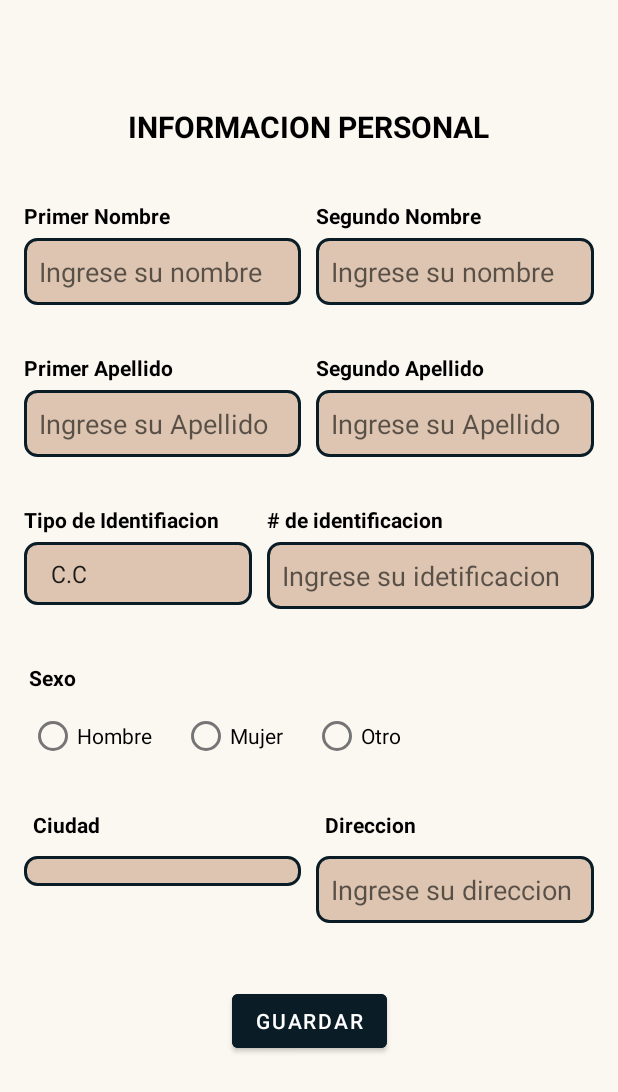
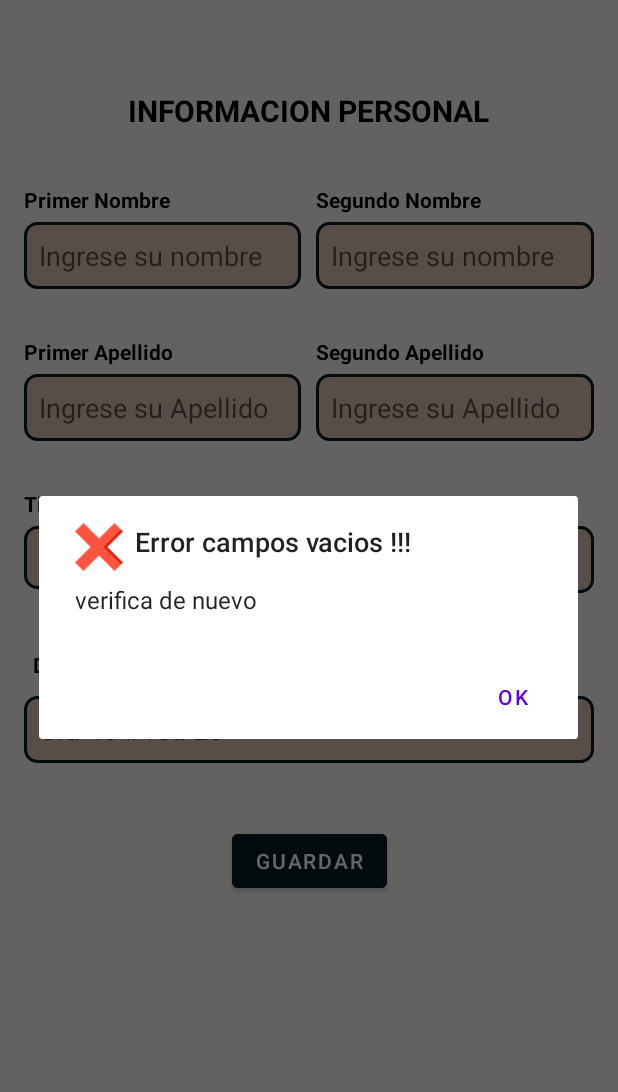
Before and after one commit to LuisRosero2002/AppAdoptar, an Android app: the InfoActivity screen opened directly, with no data from a screen before it, after a tap on "GUARDAR", on a phone screen of 412 x 824 dp. Shown: the top 1092 px of the screen. Run offline under Robolectric (Android 15) with nearby library versions, the phone set to English and light mode, and no system bars; Roboto replaces fonts that are not available here.

Commit message:
cambios en el activiti info

```diff
--- a/app/src/main/java/com/example/appfirebaselogin/Data/modelos/Persona.kt
+++ b/app/src/main/java/com/example/appfirebaselogin/Data/modelos/Persona.kt
@@ -6,7 +6,7 @@ import com.google.gson.annotations.SerializedName
 data class Persona(
 
     @SerializedName("id")
-    val id: Int = 6,
+    val id: Int = 20,
 
     @SerializedName("idtipoidentificacion")
     val idtipoidentificacion: Int,
--- a/app/src/main/java/com/example/appfirebaselogin/InfoActivity.kt
+++ b/app/src/main/java/com/example/appfirebaselogin/InfoActivity.kt
@@ -45,7 +45,6 @@ class InfoActivity : AppCompatActivity() {
 
         var sexo: String? = null
         val spinner: Spinner = findViewById(R.id.sTidentificacion)
-        val spinnerCiuadad: Spinner = findViewById(R.id.spCiudad)
         val intent = intent
         val idusuario = intent.getStringExtra("idusuario")
 
@@ -73,48 +72,25 @@ class InfoActivity : AppCompatActivity() {
             }
         })
 
-        val opcionesCiudad = arrayOf("Pasto", "Ipiles", "Tuquerres")
-        val adaptadorCiudad =
-            ArrayAdapter(this, android.R.layout.simple_spinner_item, opcionesCiudad)
-        adaptadorCiudad.setDropDownViewResource(android.R.layout.simple_spinner_dropdown_item)
-        spinnerCiuadad.setOnItemSelectedListener(object : AdapterView.OnItemSelectedListener {
-            override fun onItemSelected(
-                parent: AdapterView<*>?,
-                view: View?,
-                position: Int,
-                id: Long
-            ) {
-                opcionSeleccionadaCiudad = opcionesCiudad[position]
-            }
-
-            override fun onNothingSelected(parent: AdapterView<*>?) {
-            }
-        })
-
-        val radioGroup = findViewById<RadioGroup>(R.id.radioGroupInfo)
-        val radioButtonId = radioGroup.checkedRadioButtonId
-
-        if (radioButtonId != -1) {
-            val radioButton = findViewById<RadioButton>(radioButtonId)
-            sexo = radioButton.text.toString()
-
-        } else {
-
-
-        }
-
+        val txtname1 = findViewById<EditText>(R.id.etNombreP)
+        val txtname2 = findViewById<EditText>(R.id.etNombreS)
+        val txtapp1 = findViewById<EditText>(R.id.etApellidoP)
+        val txtapp2 = findViewById<EditText>(R.id.etApellidoS)
+        val txtidenti = findViewById<EditText>(R.id.etTnumeroidenti)
+        val txtdir = findViewById<EditText>(R.id.etDir)
 
         binding.btnGuardar.setOnClickListener {
 
-            val nombreP = (findViewById<EditText>(R.id.etNombreP)).text.toString()
-            val nombreS = (findViewById<EditText>(R.id.etNombreS)).text.toString()
-            val apellidoP = (findViewById<EditText>(R.id.etApellidoP)).text.toString()
-            val apellidoS = (findViewById<EditText>(R.id.etApellidoS)).text.toString()
+            val nombreP = txtname1.text.toString()
+            val nombreS = txtname2.text.toString()
+            val apellidoP = txtapp1.text.toString()
+            val apellidoS = txtapp2.text.toString()
             val tipoIdenti = opcionSeleccionadaTIdenti.toString()
-            val nIdenti = (findViewById<EditText>(R.id.etTnumeroidenti)).text.toString()
-            val dirreccion = (findViewById<EditText>(R.id.etDir)).text.toString()
+            val nIdenti = txtidenti.text.toString()
+            val dirreccion = txtdir.text.toString()
 
-
+        if (nombreP.isNotEmpty() && nombreS.isNotEmpty() && apellidoP.isNotEmpty() && apellidoS.isNotEmpty() &&
+            tipoIdenti.isNotEmpty() && dirreccion.isNotEmpty() && nIdenti.isNotEmpty()){
             CoroutineScope(Dispatchers.IO).launch {
 
                 val dataInput = Persona(
@@ -166,6 +142,18 @@ class InfoActivity : AppCompatActivity() {
                 }
 
             }
+        }else{
+            val builder = AlertDialog.Builder(this@InfoActivity)
+            builder.setTitle("Error campos vacios !!!")
+            builder.setMessage("verifica de nuevo")
+            builder.setIcon(R.drawable.cancelar)
+            builder.setPositiveButton("Ok") { dialog: DialogInterface, _ ->
+                dialog.dismiss()
+            }
+            val dialog = builder.create()
+            dialog.show()
+
+             }
         }
     }
 
--- a/app/src/main/res/layout/activity_info.xml
+++ b/app/src/main/res/layout/activity_info.xml
@@ -1,19 +1,18 @@
 <?xml version="1.0" encoding="utf-8"?>
 
-<ScrollView
-    xmlns:android="http://schemas.android.com/apk/res/android"
+<ScrollView xmlns:android="http://schemas.android.com/apk/res/android"
     xmlns:app="http://schemas.android.com/apk/res-auto"
     xmlns:tools="http://schemas.android.com/tools"
     android:layout_width="match_parent"
     android:layout_height="match_parent"
-    tools:context=".InfoActivity"
-    android:background="@color/blancoClaor">
+    android:background="@color/blancoClaor"
+    tools:context=".InfoActivity">
 
     <androidx.constraintlayout.widget.ConstraintLayout
         android:layout_width="match_parent"
         android:layout_height="match_parent"
-        tools:context=".InfoActivity"
-        android:background="@color/blancoClaor">
+        android:background="@color/blancoClaor"
+        tools:context=".InfoActivity">
 
         <TextView
             android:id="@+id/txtTitulo"
@@ -23,10 +22,10 @@
             android:textColor="@color/black"
             android:textSize="20dp"
             android:textStyle="bold"
+            app:layout_constraintBottom_toBottomOf="parent"
+            app:layout_constraintEnd_toEndOf="parent"
             app:layout_constraintStart_toStartOf="parent"
-            app:layout_constraintEnd_toEndOf="parent"
             app:layout_constraintTop_toTopOf="parent"
-            app:layout_constraintBottom_toBottomOf="parent"
             app:layout_constraintVertical_bias="0.1" />
 
         <LinearLayout xmlns:android="http://schemas.android.com/apk/res/android"
@@ -41,26 +40,25 @@
             <LinearLayout
                 android:layout_width="0dp"
                 android:layout_height="wrap_content"
+                android:layout_marginRight="10dp"
                 android:layout_weight="1"
-                android:orientation="vertical"
-                android:layout_marginRight="10dp">
+                android:orientation="vertical">
 
                 <TextView
                     android:layout_width="match_parent"
                     android:layout_height="wrap_content"
                     android:layout_marginBottom="5dp"
+                    android:text="Primer Nombre"
                     android:textColor="@color/black"
-                    android:text="Primer Nombre"
-                    android:textStyle="bold"/>
+                    android:textStyle="bold" />
 
                 <EditText
                     android:id="@+id/etNombreP"
-                    android:padding="10dp"
                     android:layout_width="match_parent"
                     android:layout_height="wrap_content"
+                    android:background="@drawable/shape"
                     android:hint="Ingrese su nombre"
-                    android:background="@drawable/shape"
-                    />
+                    android:padding="10dp" />
 
             </LinearLayout>
 
@@ -68,25 +66,23 @@
                 android:layout_width="0dp"
                 android:layout_height="wrap_content"
                 android:layout_weight="1"
-                android:orientation="vertical"
-                >
+                android:orientation="vertical">
 
                 <TextView
                     android:layout_width="match_parent"
                     android:layout_height="wrap_content"
                     android:layout_marginBottom="5dp"
+                    android:text="Segundo Nombre"
                     android:textColor="@color/black"
-                    android:text="Segundo Nombre"
-                    android:textStyle="bold"/>
+                    android:textStyle="bold" />
 
                 <EditText
                     android:id="@+id/etNombreS"
-                    android:padding="10dp"
                     android:layout_width="match_parent"
                     android:layout_height="wrap_content"
+                    android:background="@drawable/shape"
                     android:hint="Ingrese su nombre"
-                    android:background="@drawable/shape"
-                    />
+                    android:padding="10dp" />
 
             </LinearLayout>
         </LinearLayout>
@@ -102,26 +98,25 @@
             <LinearLayout
                 android:layout_width="0dp"
                 android:layout_height="wrap_content"
+                android:layout_marginRight="10dp"
                 android:layout_weight="1"
-                android:orientation="vertical"
-                android:layout_marginRight="10dp">
+                android:orientation="vertical">
 
                 <TextView
                     android:layout_width="match_parent"
                     android:layout_height="wrap_content"
                     android:layout_marginBottom="5dp"
+                    android:text="Primer Apellido"
                     android:textColor="@color/black"
-                    android:text="Primer Apellido"
-                    android:textStyle="bold"/>
+                    android:textStyle="bold" />
 
                 <EditText
                     android:id="@+id/etApellidoP"
-                    android:padding="10dp"
                     android:layout_width="match_parent"
                     android:layout_height="wrap_content"
+                    android:background="@drawable/shape"
                     android:hint="Ingrese su Apellido"
-                    android:background="@drawable/shape"
-                    />
+                    android:padding="10dp" />
 
             </LinearLayout>
 
@@ -129,25 +124,23 @@
                 android:layout_width="0dp"
                 android:layout_height="wrap_content"
                 android:layout_weight="1"
-                android:orientation="vertical"
-                >
+                android:orientation="vertical">
 
                 <TextView
                     android:layout_width="match_parent"
                     android:layout_height="wrap_content"
                     android:layout_marginBottom="5dp"
+                    android:text="Segundo Apellido"
                     android:textColor="@color/black"
-                    android:text="Segundo Apellido"
-                    android:textStyle="bold"/>
+                    android:textStyle="bold" />
 
                 <EditText
                     android:id="@+id/etApellidoS"
-                    android:padding="10dp"
                     android:layout_width="match_parent"
                     android:layout_height="wrap_content"
+                    android:background="@drawable/shape"
                     android:hint="Ingrese su Apellido"
-                    android:background="@drawable/shape"
-                    />
+                    android:padding="10dp" />
 
             </LinearLayout>
         </LinearLayout>
@@ -163,26 +156,26 @@
             <LinearLayout
                 android:layout_width="0dp"
                 android:layout_height="wrap_content"
+                android:layout_marginRight="10dp"
                 android:layout_weight="0.7"
-                android:orientation="vertical"
-                android:layout_marginRight="10dp">
+                android:orientation="vertical">
 
                 <TextView
                     android:layout_width="match_parent"
                     android:layout_height="wrap_content"
                     android:layout_marginBottom="5dp"
+                    android:text="Tipo de Identifiacion"
                     android:textColor="@color/black"
-                    android:text="Tipo de Identifiacion"
-                    android:textStyle="bold"/>
+                    android:textStyle="bold" />
 
 
                 <Spinner
                     android:id="@+id/sTidentificacion"
-                    android:padding="10dp"
                     android:layout_width="match_parent"
                     android:layout_height="wrap_content"
+                    android:background="@drawable/shape"
                     android:hint="Identifiacion"
-                    android:background="@drawable/shape"/>
+                    android:padding="10dp" />
 
 
             </LinearLayout>
@@ -191,80 +184,27 @@
                 android:layout_width="0dp"
                 android:layout_height="wrap_content"
                 android:layout_weight="1"
-                android:orientation="vertical"
-                >
+                android:orientation="vertical">
 
                 <TextView
                     android:layout_width="match_parent"
                     android:layout_height="wrap_content"
                     android:layout_marginBottom="5dp"
+                    android:text="# de identificacion"
                     android:textColor="@color/black"
-                    android:text="# de identificacion"
-                    android:textStyle="bold"/>
+                    android:textStyle="bold" />
 
                 <EditText
                     android:id="@+id/etTnumeroidenti"
-                    android:padding="10dp"
                     android:layout_width="match_parent"
                     android:layout_height="wrap_content"
+                    android:background="@drawable/shape"
                     android:hint="Ingrese su idetificacion"
-                    android:background="@drawable/shape"
                     android:inputType="number"
-                    />
+                    android:padding="10dp" />
 
             </LinearLayout>
         </LinearLayout>
-        <LinearLayout
-            android:id="@+id/row5"
-            android:layout_width="match_parent"
-            android:layout_height="wrap_content"
-            android:layout_marginLeft="19dp"
-            android:layout_marginRight="19dp"
-            android:layout_marginTop="20dp"
-            android:orientation="vertical"
-            app:layout_constraintEnd_toEndOf="parent"
-            app:layout_constraintStart_toStartOf="parent"
-            app:layout_constraintTop_toBottomOf="@id/row3">
-
-            <TextView
-                android:layout_width="match_parent"
-                android:layout_height="wrap_content"
-                android:layout_marginBottom="5dp"
-                android:text="Sexo"
-                android:textColor="@color/black"
-                android:textStyle="bold" />
-
-            <RadioGroup
-                android:id="@+id/radioGroupInfo"
-                android:layout_width="wrap_content"
-                android:layout_height="51dp"
-                android:padding="0dp"
-                android:orientation="horizontal">
-
-                <RadioButton
-                    android:id="@+id/radioButtonHombre"
-                    android:layout_width="wrap_content"
-                    android:layout_height="wrap_content"
-                    android:layout_marginRight="20dp"
-                    android:text="Hombre" />
-
-                <RadioButton
-                    android:id="@+id/radioButtonMujer"
-                    android:layout_width="wrap_content"
-                    android:layout_height="wrap_content"
-                    android:layout_marginRight="20dp"
-                    android:text="Mujer" />
-
-                <RadioButton
-                    android:id="@+id/radioButtonOtro"
-                    android:layout_width="wrap_content"
-                    android:layout_height="wrap_content"
-
-                    android:text="Otro" />
-            </RadioGroup>
-        </LinearLayout>
-
-
 
         <LinearLayout
             android:id="@+id/row7"
@@ -272,63 +212,31 @@
             android:layout_height="wrap_content"
             android:orientation="horizontal"
             android:padding="16dp"
-            app:layout_constraintTop_toBottomOf="@+id/row5">
+            app:layout_constraintTop_toBottomOf="@+id/row3">
+
 
             <LinearLayout
                 android:layout_width="0dp"
                 android:layout_height="wrap_content"
                 android:layout_weight="1"
-                android:orientation="vertical"
-                android:layout_marginRight="10dp"
-                >
+                android:orientation="vertical">
 
                 <TextView
                     android:layout_width="match_parent"
                     android:layout_height="wrap_content"
                     android:layout_marginBottom="5dp"
+                    android:padding="6dp"
+                    android:text="Dirección"
                     android:textColor="@color/black"
-                    android:text="Ciudad"
-                    android:textStyle="bold"
-                    android:padding="6dp"/>
-
-                <Spinner
-                    android:id="@+id/spCiudad"
-                    android:padding="10dp"
-                    android:layout_width="match_parent"
-                    android:layout_height="wrap_content"
-                    android:hint="Identifiacion"
-                    android:background="@drawable/shape"
-                    />
-
-
-
-            </LinearLayout>
-
-            <LinearLayout
-                android:layout_width="0dp"
-                android:layout_height="wrap_content"
-                android:layout_weight="1"
-                android:orientation="vertical"
-                >
-
-                <TextView
-                    android:layout_width="match_parent"
-                    android:layout_height="wrap_content"
-                    android:layout_marginBottom="5dp"
-                    android:textColor="@color/black"
-                    android:text="Direccion"
-                    android:textStyle="bold"
-                    android:padding="6dp"/>
+                    android:textStyle="bold" />
 
                 <EditText
                     android:id="@+id/etDir"
-                    android:padding="10dp"
                     android:layout_width="match_parent"
                     android:layout_height="wrap_content"
-                    android:hint="Ingrese su direccion"
                     android:background="@drawable/shape"
-                    />
-
+                    android:hint="Cra 45 #18a-26"
+                    android:padding="10dp" />
 
 
             </LinearLayout>
@@ -336,19 +244,18 @@
 
 
 
-
         <Button
             android:id="@+id/btnGuardar"
             android:layout_width="wrap_content"
             android:layout_height="wrap_content"
+            android:layout_marginTop="25dp"
+            android:layout_marginBottom="30dp"
             android:backgroundTint="@color/buttons"
             android:text="Guardar"
             app:layout_constraintBottom_toBottomOf="parent"
             app:layout_constraintEnd_toEndOf="parent"
             app:layout_constraintStart_toStartOf="parent"
-            app:layout_constraintTop_toBottomOf="@+id/row7"
-            android:layout_marginTop="25dp"
-            android:layout_marginBottom="30dp"/>
+            app:layout_constraintTop_toBottomOf="@+id/row7" />
 
 
     </androidx.constraintlayout.widget.ConstraintLayout>
```
